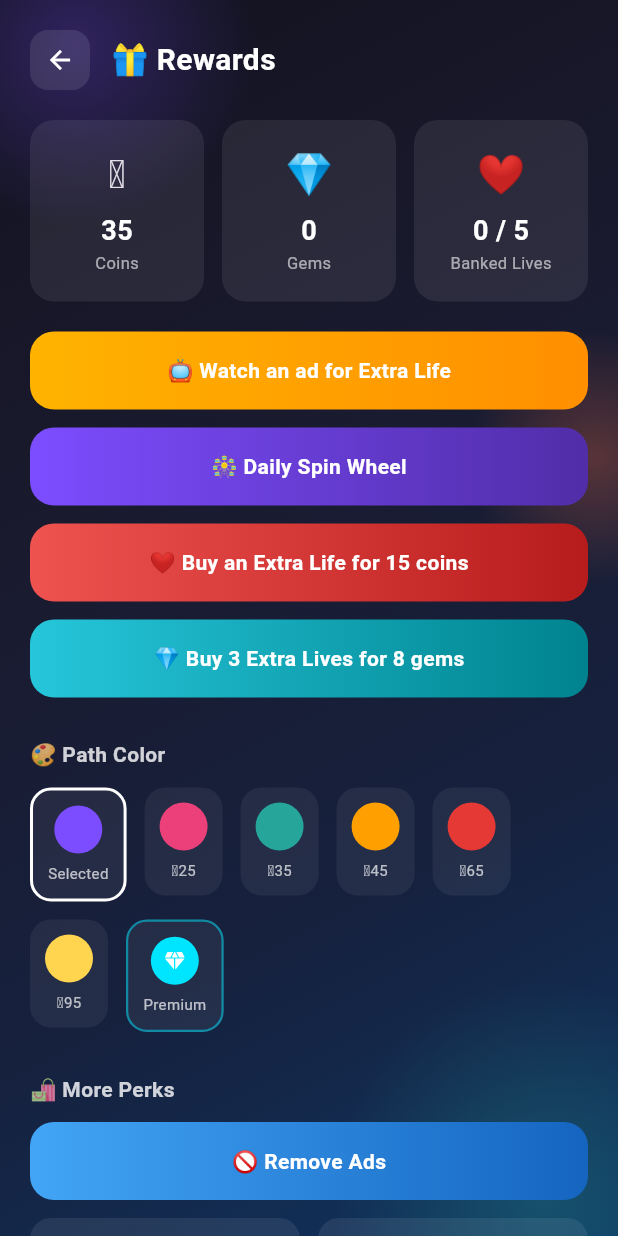
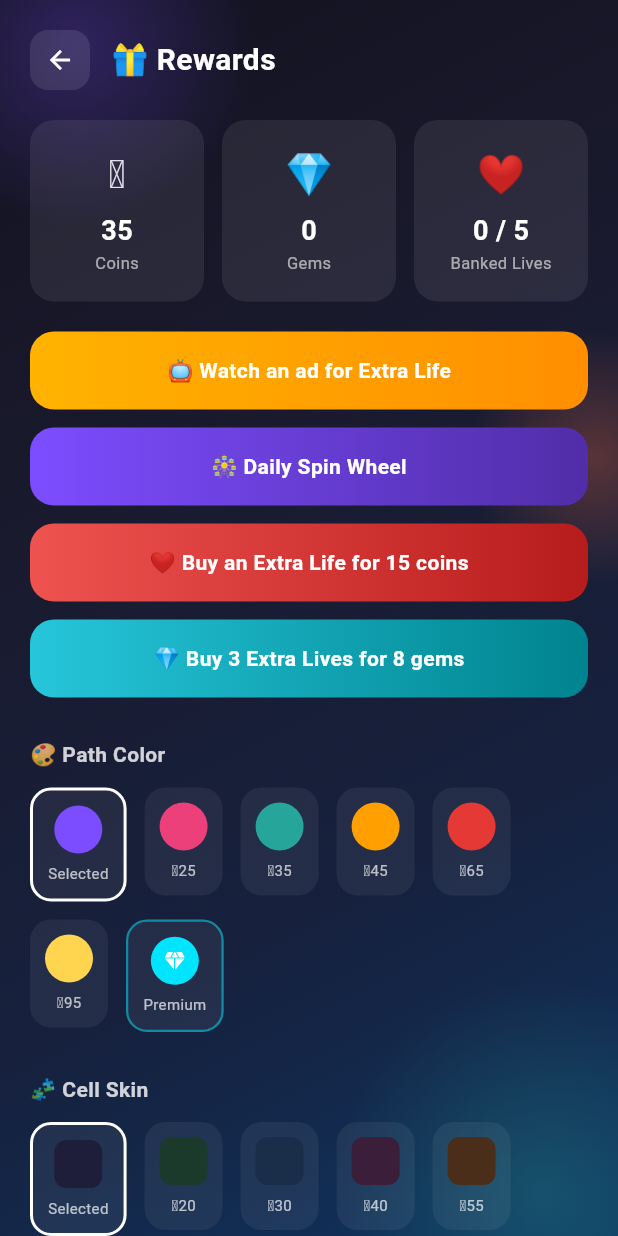
Before and after one commit to mojumder01/Dola-Foundation, a Flutter app: the RewardsScreen screen opened directly, after a tap on "Selected", on a phone screen of 412 x 824 dp. Run offline on Flutter 3.47's test engine with Material 3 defaults, Android fonts, the phone set to English and light mode, and no system bars; our stand-ins replace google_mobile_ads, in_app_purchase, shared_preferences; accounts and stored records are empty.

Commit message:
Add pinch-to-zoom maze board and colorful cell skin shop
- Wrap MazeBoard in InteractiveViewer (pan disabled, scale enabled) so a
  two-finger pinch zooms the board while one-finger drag still traces (#21)
  Cell size was already uniform/square via min(width/cols, height/rows).
- CellSkinManager adds a coin-priced shop for the maze cell background
  color, mirroring the path-color shop, with a new shop section on the
  Rewards screen (#22)

```diff
--- a/mazebloom-game/lib/screens/rewards_screen.dart
+++ b/mazebloom-game/lib/screens/rewards_screen.dart
@@ -11,6 +11,7 @@ import '../services/iap_service.dart';
 import '../utils/app_language.dart';
 import '../utils/app_links.dart';
 import '../utils/path_color_manager.dart';
+import '../utils/cell_skin_manager.dart';
 import '../widgets/app_background.dart';
 import 'spin_wheel_screen.dart';
 
@@ -35,6 +36,8 @@ class _RewardsScreenState extends State<RewardsScreen> {
   bool _loading = true;
   String _selectedColorId = PathColorManager.defaultId;
   Set<String> _unlockedColorIds = {};
+  String _selectedSkinId = CellSkinManager.defaultId;
+  Set<String> _unlockedSkinIds = {};
   final _codeController = TextEditingController();
   StreamSubscription<void>? _iapSubscription;
 
@@ -64,6 +67,8 @@ class _RewardsScreenState extends State<RewardsScreen> {
     final redeemed = await ReferralManager.hasRedeemed();
     final selectedColorId = await PathColorManager.getSelectedId();
     final unlockedColorIds = await PathColorManager.getUnlockedIds();
+    final selectedSkinId = await CellSkinManager.getSelectedId();
+    final unlockedSkinIds = await CellSkinManager.getUnlockedIds();
     setState(() {
       _coins = coins;
       _gems = gems;
@@ -72,6 +77,8 @@ class _RewardsScreenState extends State<RewardsScreen> {
       _redeemed = redeemed;
       _selectedColorId = selectedColorId;
       _unlockedColorIds = unlockedColorIds;
+      _selectedSkinId = selectedSkinId;
+      _unlockedSkinIds = unlockedSkinIds;
       _loading = false;
     });
   }
@@ -119,6 +126,18 @@ class _RewardsScreenState extends State<RewardsScreen> {
       return;
     }
     final ok = await PathColorManager.purchase(option.id);
+    if (ok) await _load();
+  }
+
+  Future<void> _buyOrSelectSkin(CellSkinOption option) async {
+    final alreadyUnlocked = _unlockedSkinIds.contains(option.id);
+    if (!alreadyUnlocked && _coins < option.cost) {
+      ScaffoldMessenger.of(context).showSnackBar(
+        SnackBar(content: Text(tr('যথেষ্ট কয়েন নেই', 'Not enough coins'))),
+      );
+      return;
+    }
+    final ok = await CellSkinManager.purchase(option.id);
     if (ok) await _load();
   }
 
@@ -378,6 +397,46 @@ class _RewardsScreenState extends State<RewardsScreen> {
                       ),
                       const SizedBox(height: 28),
 
+                      Text(tr('🧩 Cell এর রঙ', '🧩 Cell Skin'), style: TextStyle(color: Colors.white.withOpacity(0.8), fontWeight: FontWeight.bold)),
+                      const SizedBox(height: 12),
+                      Wrap(
+                        spacing: 12,
+                        runSpacing: 12,
+                        children: CellSkinManager.options.map((option) {
+                          final unlocked = _unlockedSkinIds.contains(option.id);
+                          final selected = option.id == _selectedSkinId;
+                          return GestureDetector(
+                            onTap: () => _buyOrSelectSkin(option),
+                            child: Container(
+                              padding: const EdgeInsets.all(10),
+                              decoration: BoxDecoration(
+                                color: Colors.white.withOpacity(0.06),
+                                borderRadius: BorderRadius.circular(14),
+                                border: selected ? Border.all(color: Colors.white, width: 2) : null,
+                              ),
+                              child: Column(
+                                children: [
+                                  Container(
+                                    width: 32,
+                                    height: 32,
+                                    decoration: BoxDecoration(
+                                      color: option.color,
+                                      borderRadius: BorderRadius.circular(8),
+                                    ),
+                                  ),
+                                  const SizedBox(height: 6),
+                                  Text(
+                                    unlocked ? (selected ? tr('বাছা হয়েছে', 'Selected') : tr('আনলকড', 'Unlocked')) : '🪙${option.cost}',
+                                    style: const TextStyle(color: Colors.white70, fontSize: 10),
+                                  ),
+                                ],
+                              ),
+                            ),
+                          );
+                        }).toList(),
+                      ),
+                      const SizedBox(height: 28),
+
                       Text(tr('🛍️ আরও সুবিধা', '🛍️ More Perks'), style: TextStyle(color: Colors.white.withOpacity(0.8), fontWeight: FontWeight.bold)),
                       const SizedBox(height: 12),
                       if (IapService.adsRemoved)
--- /dev/null
+++ b/mazebloom-game/lib/utils/cell_skin_manager.dart
@@ -0,0 +1,65 @@
+import 'package:flutter/material.dart';
+import 'package:shared_preferences/shared_preferences.dart';
+import 'coin_manager.dart';
+
+// মাজের cell এর background রঙ পরিবর্তন করার ছোট shop — path color এর সাথে মিলিয়ে আলাদা feel দেয়
+class CellSkinOption {
+  final String id;
+  final Color color;
+  final int cost;
+
+  const CellSkinOption({required this.id, required this.color, required this.cost});
+}
+
+class CellSkinManager {
+  static const _unlockedKey = 'mazebloom_unlocked_skins';
+  static const _selectedKey = 'mazebloom_selected_skin';
+  static const String defaultId = 'slate';
+
+  static const List<CellSkinOption> options = [
+    CellSkinOption(id: defaultId, color: Color(0xFF1E1E3A), cost: 0),
+    CellSkinOption(id: 'forest', color: Color(0xFF1B3A2B), cost: 20),
+    CellSkinOption(id: 'ocean', color: Color(0xFF1A2E4A), cost: 30),
+    CellSkinOption(id: 'plum', color: Color(0xFF3A1E3A), cost: 40),
+    CellSkinOption(id: 'sunset', color: Color(0xFF4A2E1A), cost: 55),
+  ];
+
+  static CellSkinOption optionFor(String id) =>
+      options.firstWhere((o) => o.id == id, orElse: () => options.first);
+
+  static Future<Set<String>> getUnlockedIds() async {
+    final prefs = await SharedPreferences.getInstance();
+    return (prefs.getStringList(_unlockedKey) ?? [defaultId]).toSet()..add(defaultId);
+  }
+
+  static Future<String> getSelectedId() async {
+    final prefs = await SharedPreferences.getInstance();
+    return prefs.getString(_selectedKey) ?? defaultId;
+  }
+
+  static Future<Color> getSelectedColor() async {
+    return optionFor(await getSelectedId()).color;
+  }
+
+  static Future<void> select(String id) async {
+    final prefs = await SharedPreferences.getInstance();
+    await prefs.setString(_selectedKey, id);
+  }
+
+  static Future<bool> purchase(String id) async {
+    final option = optionFor(id);
+    final unlocked = await getUnlockedIds();
+    if (unlocked.contains(id)) {
+      await select(id);
+      return true;
+    }
+    final spent = await CoinManager.spendCoins(option.cost);
+    if (!spent) return false;
+
+    final prefs = await SharedPreferences.getInstance();
+    unlocked.add(id);
+    await prefs.setStringList(_unlockedKey, unlocked.toList());
+    await select(id);
+    return true;
+  }
+}
```
Also changed, not shown: mazebloom-game/lib/screens/game_screen.dart (+10 -1 lines), mazebloom-game/lib/widgets/maze_board.dart (+17 -3 lines).
